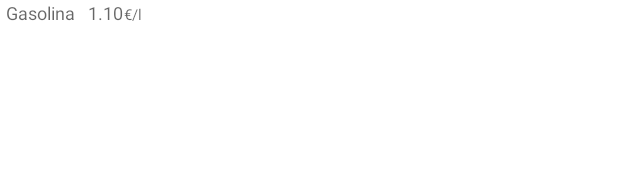
After one commit to pa7ri/luzi, an Android app: the layout map_annotation_price_item.xml on its own in the app's theme, with its tools: preview values and no code run, on a phone screen of 412 x 824 dp. The commit adds this screen. Shown: the top 196 px of the screen. Run offline under Robolectric (Android 15) with nearby library versions, the light colour scheme and no system bars; network calls fail.

Commit message:
add gas map

```diff
--- a/app/src/main/res/layout/fragment_petrol.xml
+++ b/app/src/main/res/layout/fragment_petrol.xml
@@ -12,7 +12,7 @@
         android:layout_height="match_parent"
         app:mapbox_cameraTargetLat="40.2238"
         app:mapbox_cameraTargetLng="-3.58"
-        app:mapbox_cameraZoom="12.0" />
+        app:mapbox_cameraZoom="7.0" />
 
     <com.google.android.material.floatingactionbutton.FloatingActionButton
         android:id="@+id/fabSettings"
--- /dev/null
+++ b/app/src/main/res/layout/map_annotation_price_item.xml
@@ -0,0 +1,37 @@
+<?xml version="1.0" encoding="utf-8"?>
+<androidx.constraintlayout.widget.ConstraintLayout xmlns:android="http://schemas.android.com/apk/res/android"
+    xmlns:app="http://schemas.android.com/apk/res-auto"
+    android:layout_width="wrap_content"
+    android:layout_height="wrap_content"
+    xmlns:tools="http://schemas.android.com/tools">
+
+    <TextView
+        android:id="@+id/tvPetrolName"
+        style="@style/TextAppearance.PetrolPrice"
+        android:layout_width="wrap_content"
+        android:layout_height="wrap_content"
+        android:layout_marginStart="@dimen/margin_tiny"
+        tools:text="@string/title_petrol"
+        app:layout_constraintStart_toStartOf="parent"
+        app:layout_constraintTop_toTopOf="parent" />
+
+    <TextView
+        android:id="@+id/tvPrice"
+        style="@style/TextAppearance.PetrolPrice"
+        android:layout_width="wrap_content"
+        android:layout_height="wrap_content"
+        android:layout_marginStart="@dimen/margin_small"
+        tools:text="1.10"
+        app:layout_constraintStart_toEndOf="@+id/tvPetrolName"
+        app:layout_constraintTop_toTopOf="parent" />
+
+    <TextView
+        android:id="@+id/tvPriceTag"
+        style="@style/TextAppearance.PetrolPriceTag"
+        android:layout_width="wrap_content"
+        android:layout_height="wrap_content"
+        android:text="@string/price_petrol_magnitude"
+        app:layout_constraintBottom_toBottomOf="@+id/tvPrice"
+        app:layout_constraintStart_toEndOf="@+id/tvPrice"/>
+
+</androidx.constraintlayout.widget.ConstraintLayout>
--- a/app/src/main/res/values/styles.xml
+++ b/app/src/main/res/values/styles.xml
@@ -38,6 +38,16 @@
         <item name="android:letterSpacing">0.0001</item>
     </style>
 
+    <style name="TextAppearance.PetrolPrice" parent="TextAppearance.MaterialComponents.Caption">
+        <item name="android:textSize">12sp</item>
+        <item name="android:letterSpacing">0.00001</item>
+    </style>
+
+    <style name="TextAppearance.PetrolPriceTag" parent="TextAppearance.MaterialComponents.Caption">
+        <item name="android:textSize">10sp</item>
+        <item name="android:letterSpacing">0.0001</item>
+    </style>
+
     <style name="Widget.Luzi.AppWidget.Container" parent="android:Widget">
         <item name="android:id">@android:id/background</item>
         <item name="android:background">?android:attr/colorBackground</item>
--- a/app/src/main/res/xml/electricity_widget_info.xml
+++ b/app/src/main/res/xml/electricity_widget_info.xml
@@ -5,7 +5,6 @@
     android:initialLayout="@layout/electricity_widget"
     android:minWidth="110dp"
     android:minHeight="30dp"
-    android:previewImage="@drawable/example_appwidget_preview"
     android:previewLayout="@layout/electricity_widget"
     android:targetCellWidth="2"
     android:targetCellHeight="1"
```
Also changed, not shown: app/src/main/java/com/master/iot/luzi/Const.kt (+14 -0 lines), app/src/main/java/com/master/iot/luzi/data/mtpetrol/MTPetrolPricesResponse.kt (+8 -8 lines), app/src/main/java/com/master/iot/luzi/domain/MTPetrolRepository.kt (+10 -11 lines), app/src/main/java/com/master/iot/luzi/domain/dto/EMPData.kt (+2 -5 lines), app/src/main/java/com/master/iot/luzi/domain/dto/MTPetrolPricesData.kt (added, +16 -0 lines), app/src/main/java/com/master/iot/luzi/domain/mapper/MTPetrolMapper.kt (+111 -3 lines), app/src/main/java/com/master/iot/luzi/domain/mapper/REEMapper.kt (+2 -17 lines), app/src/main/java/com/master/iot/luzi/domain/utils/PriceIndicatorUtils.kt (added, +23 -0 lines), app/src/main/java/com/master/iot/luzi/ui/electricity/EMPPricesAdapter.kt (+4 -4 lines), app/src/main/java/com/master/iot/luzi/ui/petrol/MTPetrolPrices.kt (added, +10 -0 lines), app/src/main/java/com/master/iot/luzi/ui/petrol/PetrolFragment.kt (+72 -9 lines), app/src/main/java/com/master/iot/luzi/ui/petrol/PetrolViewModel.kt (+7 -6 lines), app/src/main/res/drawable/map_marker_shape.xml (added, +10 -0 lines), app/src/main/res/layout/map_annotation_item.xml (added, +22 -0 lines), 2 more files, 2 other files.
